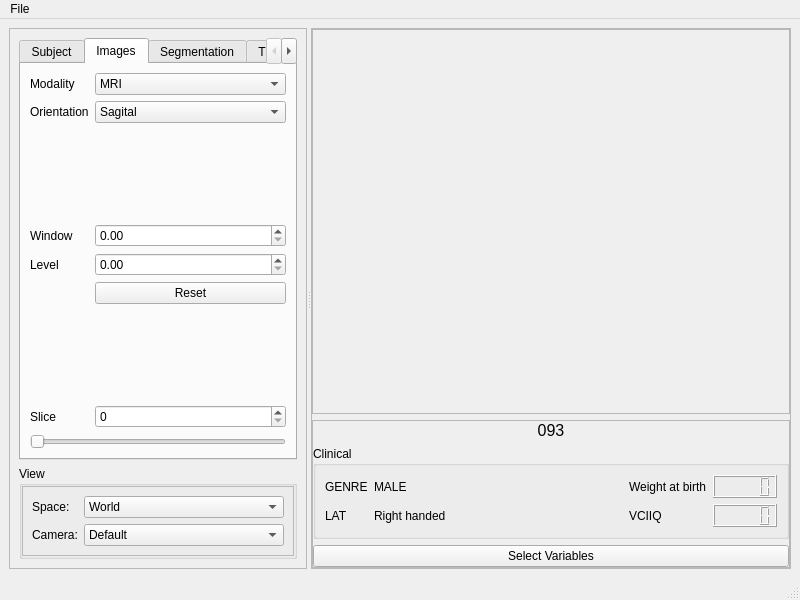
First picture: the form in braviz/interaction/qt_guis/subject_overview.ui, repository diego0020/braviz-app, before the edit.
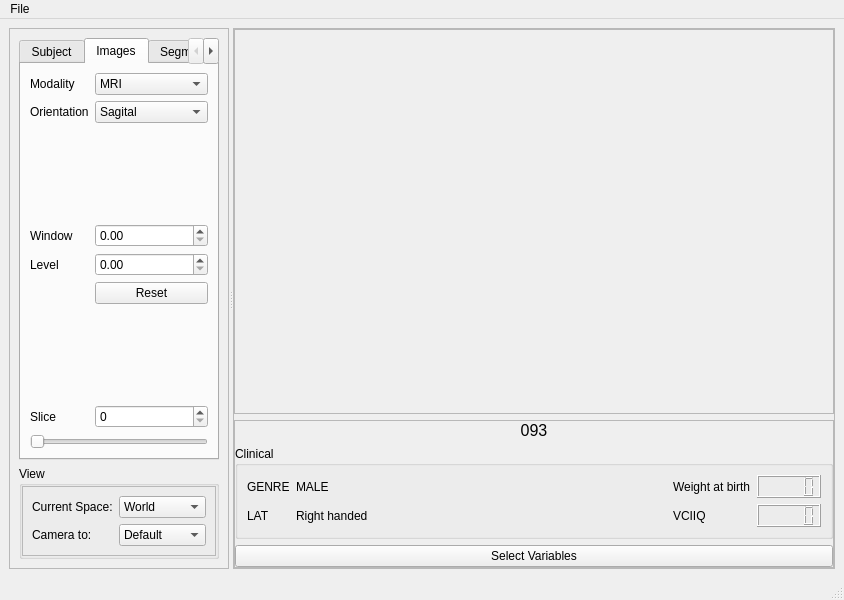
Second picture: the form after the edit.

Commit message: space change in theory working

```diff
--- a/braviz/interaction/qt_guis/subject_overview.ui
+++ b/braviz/interaction/qt_guis/subject_overview.ui
@@ -36,6 +36,12 @@
        <layout class="QVBoxLayout" name="verticalLayout" stretch="0,0">
         <item>
          <widget class="QTabWidget" name="tab_controls">
+          <property name="minimumSize">
+           <size>
+            <width>200</width>
+            <height>0</height>
+           </size>
+          </property>
           <property name="currentIndex">
            <number>1</number>
           </property>
@@ -269,10 +275,16 @@
               <property name="fieldGrowthPolicy">
                <enum>QFormLayout::AllNonFixedFieldsGrow</enum>
               </property>
+              <property name="labelAlignment">
+               <set>Qt::AlignLeading|Qt::AlignLeft|Qt::AlignVCenter</set>
+              </property>
+              <property name="formAlignment">
+               <set>Qt::AlignLeading|Qt::AlignLeft|Qt::AlignTop</set>
+              </property>
               <item row="0" column="0">
                <widget class="QLabel" name="label_3">
                 <property name="text">
-                 <string>Space:</string>
+                 <string>Current Space:</string>
                 </property>
                 <property name="buddy">
                  <cstring>comboBox</cstring>
@@ -304,7 +316,7 @@
                  <string>&lt;html&gt;&lt;head/&gt;&lt;body&gt;&lt;p&gt;Use this box to move camera to a predefined position&lt;/p&gt;&lt;/body&gt;&lt;/html&gt;</string>
                 </property>
                 <property name="text">
-                 <string>Camera:</string>
+                 <string>Camera to:</string>
                 </property>
                 <property name="buddy">
                  <cstring>camera_pos</cstring>
@@ -389,6 +401,12 @@
         </property>
         <item>
          <widget class="QFrame" name="vtk_frame">
+          <property name="minimumSize">
+           <size>
+            <width>600</width>
+            <height>0</height>
+           </size>
+          </property>
           <property name="frameShape">
            <enum>QFrame::StyledPanel</enum>
           </property>
@@ -420,6 +438,18 @@
            </property>
            <item>
             <widget class="QLabel" name="label_5">
+             <property name="sizePolicy">
+              <sizepolicy hsizetype="MinimumExpanding" vsizetype="Preferred">
+               <horstretch>0</horstretch>
+               <verstretch>0</verstretch>
+              </sizepolicy>
+             </property>
+             <property name="minimumSize">
+              <size>
+               <width>73</width>
+               <height>0</height>
+              </size>
+             </property>
              <property name="font">
               <font>
                <pointsize>12</pointsize>
@@ -435,6 +465,12 @@
            </item>
            <item>
             <widget class="QGroupBox" name="groupBox_2">
+             <property name="sizePolicy">
+              <sizepolicy hsizetype="Preferred" vsizetype="Preferred">
+               <horstretch>0</horstretch>
+               <verstretch>0</verstretch>
+              </sizepolicy>
+             </property>
              <property name="title">
               <string>Clinical</string>
              </property>
```
Left out of the diff: 10 changed lines with no effect on the pictures. The commit also changes 2 other files.
